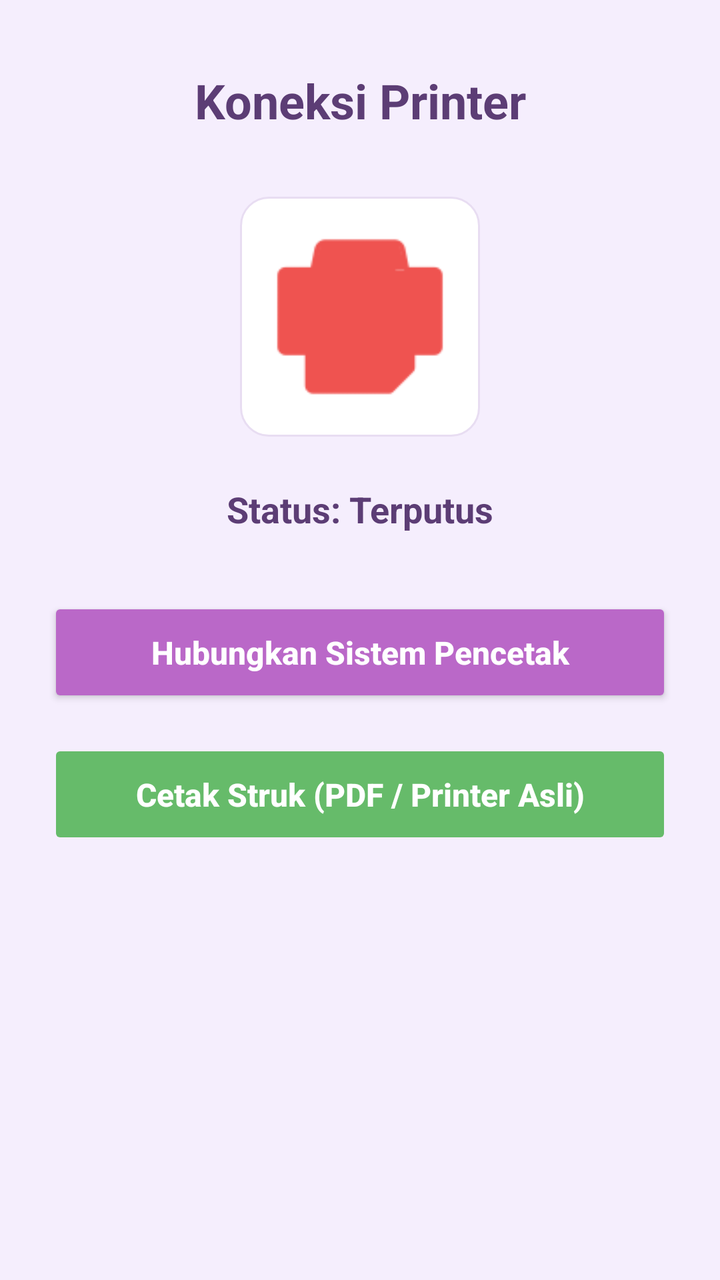
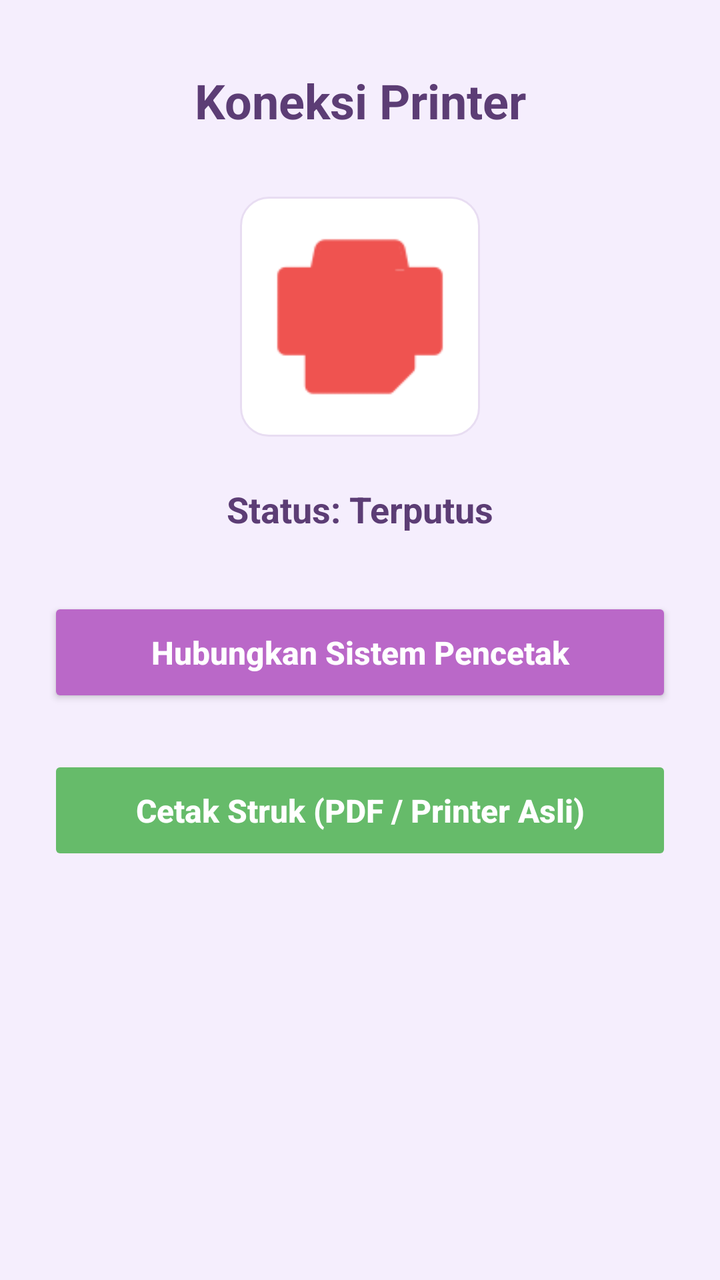

Before-and-after screenshots of an Android layout around one commit, followed by the original layout XML and the change that was made.
<!-- AndroidManifest.xml: application theme Theme.Penjualan -->
<!-- res/layout/activity_printer.xml -->
<?xml version="1.0" encoding="utf-8"?>
<ScrollView xmlns:android="http://schemas.android.com/apk/res/android"
    xmlns:app="http://schemas.android.com/apk/res-auto"
    android:layout_width="match_parent"
    android:layout_height="match_parent"
    android:background="@color/backgroundFormColor">

    <LinearLayout
        android:layout_width="match_parent"
        android:layout_height="wrap_content"
        android:orientation="vertical"
        android:padding="24dp"
        android:gravity="center_horizontal">

        <TextView
            android:layout_width="match_parent"
            android:layout_height="wrap_content"
            android:text="Koneksi Printer"
            android:textSize="24sp"
            android:textStyle="bold"
            android:gravity="center"
            android:layout_marginTop="10dp"
            android:layout_marginBottom="32dp"
            android:textColor="@color/textColorPrimary"/>

        
        <FrameLayout
            android:layout_width="120dp"
            android:layout_height="120dp"
            android:background="@drawable/bg_border"
            android:layout_marginBottom="24dp"
            android:padding="16dp">

            <ImageView
                android:id="@+id/imgPrinterState"
                android:layout_width="match_parent"
                android:layout_height="match_parent"
                android:src="@drawable/printer"
                app:tint="#EF5350"/> 
        </FrameLayout>

        <TextView
            android:id="@+id/tvStatusPrinter"
            android:layout_width="wrap_content"
            android:layout_height="wrap_content"
            android:text="Status: Terputus"
            android:textColor="@color/textColorPrimary"
            android:textSize="18sp"
            android:textStyle="bold"
            android:layout_marginBottom="32dp"/>

        <androidx.appcompat.widget.AppCompatButton
            android:id="@+id/btnConnectPrinter"
            android:layout_width="match_parent"
            android:layout_height="55dp"
            android:text="Hubungkan Sistem Pencetak"
            android:backgroundTint="@color/colorSoftPurple"
            android:textAllCaps="false"
            android:textSize="16sp"
            android:textStyle="bold"
            android:textColor="#FFFFFF"
            android:layout_marginBottom="16dp"
            app:cornerRadius="18dp"/>

        <androidx.appcompat.widget.AppCompatButton
            android:id="@+id/btnPrintTest"
            android:layout_width="match_parent"
            android:layout_height="55dp"
            android:text="Cetak Struk (PDF / Printer Asli)"
            android:backgroundTint="#66BB6A"
            android:textAllCaps="false"
            android:textSize="16sp"
            android:textStyle="bold"
            android:textColor="#FFFFFF"
            android:enabled="false"
            app:cornerRadius="18dp"/>

    </LinearLayout>
</ScrollView>
<!-- resources referenced by this layout -->
<resources>
  <color name="backgroundFormColor">#F5EEFD</color>
  <color name="colorSoftPurple">#BA68C8</color>
  <color name="textColorPrimary">#5C3D75</color>
  <!-- drawable bg_border (drawable) -->
  <?xml version="1.0" encoding="utf-8"?>
  <shape xmlns:android="http://schemas.android.com/apk/res/android">
      <solid android:color="@color/cardBackground" />
      <stroke android:width="1dp" android:color="@color/borderColor" />
      <corners android:radius="14dp" />
  </shape>
  <!-- drawable printer: png bitmap (drawable, 3250 bytes) -->
  <style name="Theme.Penjualan" parent="Base.Theme.Penjualan" />
  <color name="cardBackground">#FFFFFF</color>
  <color name="borderColor">#E8DDF2</color>
  <style name="Base.Theme.Penjualan" parent="Theme.Material3.DayNight.NoActionBar">
          
          <item name="android:statusBarColor">@android:color/transparent</item>
          <item name="android:windowLightStatusBar" tools:targetApi="m">true</item>
      </style>
</resources>

<!-- the commit's change to res/layout/activity_printer.xml (unified diff, before → after) -->
@@ -59,8 +59,28 @@
             android:textSize="16sp"
             android:textStyle="bold"
             android:textColor="#FFFFFF"
+            android:layout_marginBottom="24dp"
+            app:cornerRadius="18dp"/>
+
+        <TextView
+            android:id="@+id/tvPilihTransaksi"
+            android:layout_width="match_parent"
+            android:layout_height="wrap_content"
+            android:text="Pilih Transaksi untuk Dicetak:"
+            android:textColor="@color/textColorPrimary"
+            android:textSize="14sp"
+            android:textStyle="bold"
+            android:layout_marginBottom="8dp"
+            android:visibility="gone"/>
+
+        <Spinner
+            android:id="@+id/spinnerTransaksi"
+            android:layout_width="match_parent"
+            android:layout_height="52dp"
+            android:background="@drawable/spinner_background"
+            android:paddingHorizontal="16dp"
             android:layout_marginBottom="16dp"
-            app:cornerRadius="18dp"/>
+            android:visibility="gone"/>
 
         <androidx.appcompat.widget.AppCompatButton
             android:id="@+id/btnPrintTest"
<!-- resource entries referenced after the edit -->
@@ -11,6 +11,34 @@
       <corners android:radius="14dp" />
   </shape>
   <!-- drawable printer: png bitmap (drawable, 3250 bytes) -->
+  <!-- drawable spinner_background (drawable) -->
+  <?xml version="1.0" encoding="utf-8"?>
+  <selector xmlns:android="http://schemas.android.com/apk/res/android">
+      <item>
+          <layer-list>
+              <item>
+                  <shape>
+                      <solid android:color="@color/cardBackground" />
+                      <corners android:radius="14dp" />
+                      <stroke
+                          android:width="1dp"
+                          android:color="@color/borderColor" />
+                  </shape>
+              </item>
+              <item android:gravity="end|center_vertical" android:right="16dp">
+                  <vector android:width="20dp"
+                      android:height="20dp"
+                      android:viewportWidth="24"
+                      android:viewportHeight="24"
+                      android:tint="@color/colorSoftPurple">
+                      <path
+                          android:fillColor="#FF000000"
+                          android:pathData="M7.41,8.59L12,13.17l4.59,-4.58L18,10l-6,6l-6,-6L7.41,8.59z"/>
+                  </vector>
+              </item>
+          </layer-list>
+      </item>
+  </selector>
   <style name="Theme.Penjualan" parent="Base.Theme.Penjualan" />
   <color name="cardBackground">#FFFFFF</color>
   <color name="borderColor">#E8DDF2</color>
